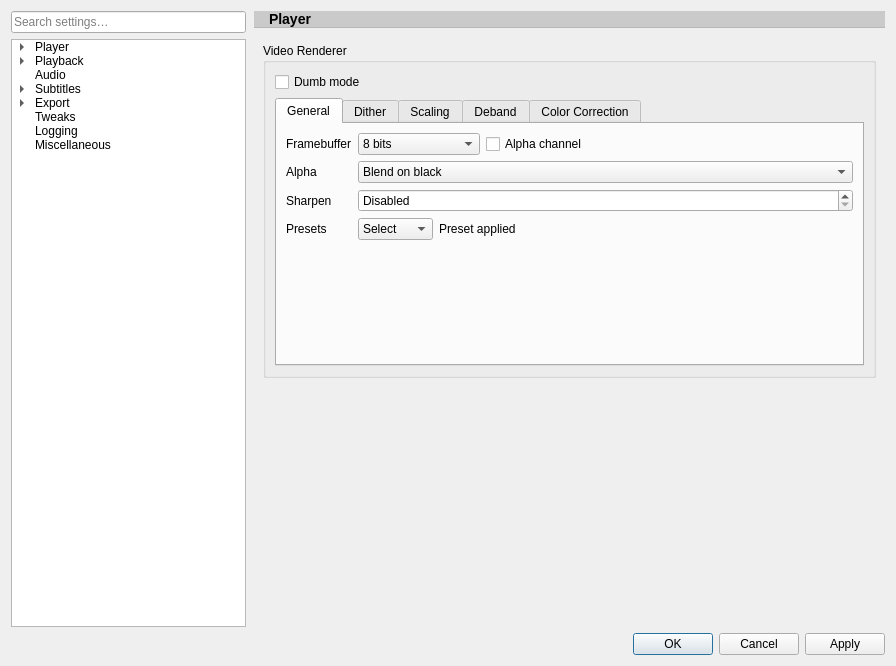
Before: the Qt Designer form src/settingswindow.ui in mpc-qt/mpc-qt, drawn with Qt 5.
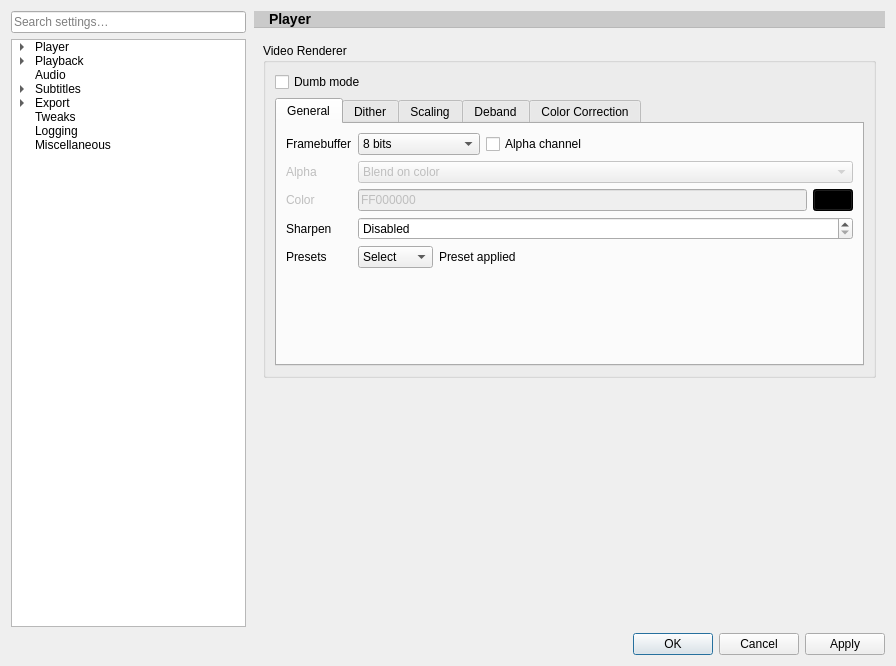
After: the same form once the commit is applied. The open tabs and pages were chosen to show the change. Custom widgets are drawn as their Qt base class.

```diff
--- a/src/settingswindow.ui
+++ b/src/settingswindow.ui
@@ -1724,17 +1724,23 @@
                    </layout>
                   </item>
                   <item row="1" column="0">
-                   <widget class="QLabel" name="videoAlphaModeLabel">
+                   <widget class="QLabel" name="videoBackgroundLabel">
+                    <property name="enabled">
+                     <bool>false</bool>
+                    </property>
                     <property name="text">
                      <string>Alpha</string>
                     </property>
                    </widget>
                   </item>
                   <item row="1" column="1">
-                   <widget class="QComboBox" name="videoAlphaMode">
+                   <widget class="QComboBox" name="videoBackground">
+                    <property name="enabled">
+                     <bool>false</bool>
+                    </property>
                     <item>
                      <property name="text">
-                      <string>Blend on black</string>
+                      <string>Blend on color</string>
                      </property>
                     </item>
                     <item>
@@ -1749,14 +1755,14 @@
                     </item>
                    </widget>
                   </item>
-                  <item row="2" column="0">
+                  <item row="3" column="0">
                    <widget class="QLabel" name="videoSharpenLabel">
                     <property name="text">
                      <string>Sharpen</string>
                     </property>
                    </widget>
                   </item>
-                  <item row="2" column="1">
+                  <item row="3" column="1">
                    <widget class="QDoubleSpinBox" name="videoSharpen">
                     <property name="specialValueText">
                      <string>Disabled</string>
@@ -1769,14 +1775,14 @@
                     </property>
                    </widget>
                   </item>
-                  <item row="3" column="0">
+                  <item row="4" column="0">
                    <widget class="QLabel" name="videoPresetLabel">
                     <property name="text">
                      <string>Presets</string>
                     </property>
                    </widget>
                   </item>
-                  <item row="3" column="1">
+                  <item row="4" column="1">
                    <layout class="QHBoxLayout" name="videoPresetLayout" stretch="1,0,2">
                     <item>
                      <widget class="QComboBox" name="videoPreset">
@@ -1845,6 +1851,46 @@
                     </item>
                    </layout>
                   </item>
+                  <item row="2" column="0">
+                   <widget class="QLabel" name="videoBackgroundColorLabel">
+                    <property name="enabled">
+                     <bool>false</bool>
+                    </property>
+                    <property name="text">
+                     <string>Color</string>
+                    </property>
+                   </widget>
+                  </item>
+                  <item row="2" column="1">
+                   <layout class="QHBoxLayout" name="videoBackgroundColorLayout">
+                    <item>
+                     <widget class="QLineEdit" name="videoBackgroundColorValue">
+                      <property name="enabled">
+                       <bool>false</bool>
+                      </property>
+                      <property name="inputMask">
+                       <string notr="true">HHHHHHHH</string>
+                      </property>
+                      <property name="text">
+                       <string notr="true">FF000000</string>
+                      </property>
+                     </widget>
+                    </item>
+                    <item>
+                     <widget class="QPushButton" name="videoBackgroundColorPick">
+                      <property name="enabled">
+                       <bool>false</bool>
+                      </property>
+                      <property name="styleSheet">
+                       <string notr="true">background: #000000;</string>
+                      </property>
+                      <property name="text">
+                       <string/>
+                      </property>
+                     </widget>
+                    </item>
+                   </layout>
+                  </item>
                  </layout>
                 </widget>
                 <widget class="QWidget" name="ditherTab">
```
Left out of the diff: 101 changed lines with no effect on the pictures.
